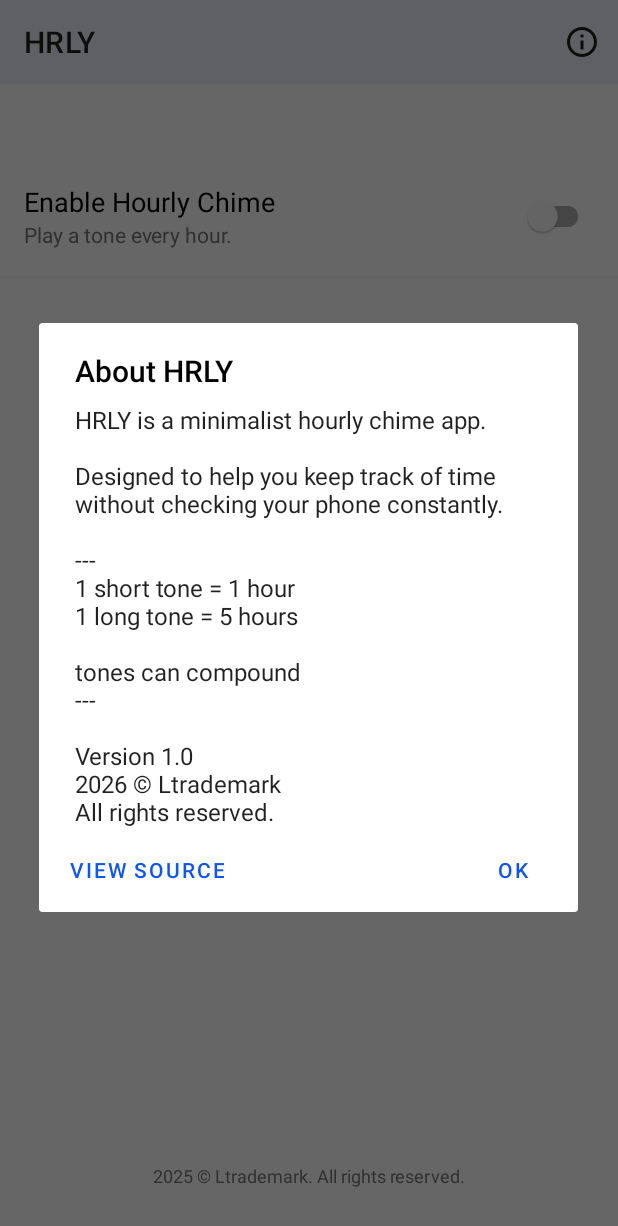
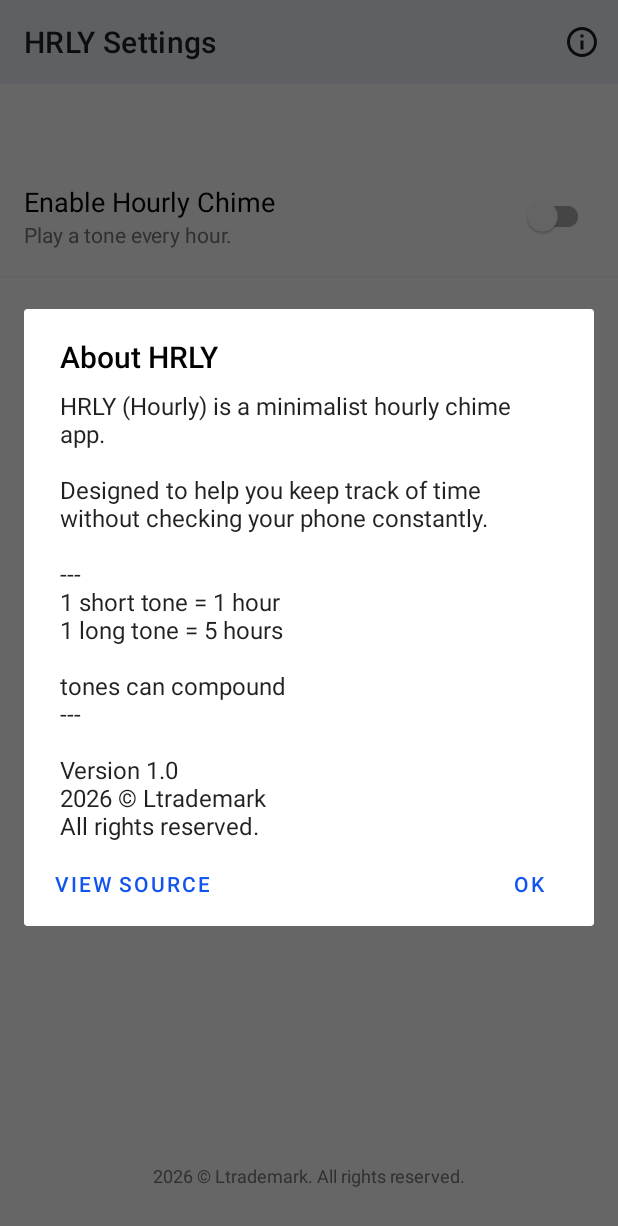
Before and after one commit to ltrademark/HRLY, an Android app: the screen it shows after launch (MainActivity), after a tap on "About", on a phone screen of 412 x 824 dp. Shown: the top 1226 px of the screen. Run offline under Robolectric (Android 15) with nearby library versions, the phone set to English and light mode, and no system bars.

Commit message:
🤏 small edits and nudges

```diff
--- a/app/src/main/AndroidManifest.xml
+++ b/app/src/main/AndroidManifest.xml
@@ -16,7 +16,8 @@
         android:roundIcon="@mipmap/ic_launcher_round"
         android:supportsRtl="true"
         android:theme="@style/Theme.Hourly">
-        <activity android:name=".MainActivity" android:exported="true">
+        <activity android:name=".MainActivity"
+                  android:exported="true">
             <intent-filter>
                 <action android:name="android.intent.action.MAIN" />
                 <category android:name="android.intent.category.LAUNCHER" />
--- a/app/src/main/java/com/ltrademark/hourly/MainActivity.kt
+++ b/app/src/main/java/com/ltrademark/hourly/MainActivity.kt
@@ -27,6 +27,9 @@ class MainActivity : AppCompatActivity() {
     override fun onCreate(savedInstanceState: Bundle?) {
         super.onCreate(savedInstanceState)
         setContentView(R.layout.activity_main)
+
+        supportActionBar?.title = "HRLY Settings"
+
 
         prefs = getSharedPreferences("hourly_prefs", Context.MODE_PRIVATE)
 
@@ -184,7 +187,7 @@ class MainActivity : AppCompatActivity() {
 
     private fun showAboutDialog() {
         val aboutMessage = """
-        HRLY is a minimalist hourly chime app.
+        HRLY (Hourly) is a minimalist hourly chime app.
 
         Designed to help you keep track of time
         without checking your phone constantly.
--- a/app/src/main/res/values/strings.xml
+++ b/app/src/main/res/values/strings.xml
@@ -1,5 +1,6 @@
 <resources>
     <string name="app_name">HRLY</string>
+    <string name="title_main">HRLY Settings</string>
     <string name="enable_hourly_chime">Enable Hourly Chime</string>
     <string name="enable_hourly_chime_description">Play a tone every hour.</string>
     <string name="enable_passive_aod">Enable Passive AOD</string>
@@ -9,5 +10,5 @@
     <string name="test_12_logic">Test 12:00 Logic</string>
     <string name="force_chime_now">Force Chime Now</string>
     <string name="test_visual_pulse">Test Visual Pulse Only</string>
-    <string name="footer_copyright">2025 © Ltrademark. All rights reserved.</string>
+    <string name="footer_copyright">2026 © Ltrademark. All rights reserved.</string>
 </resources>
```
